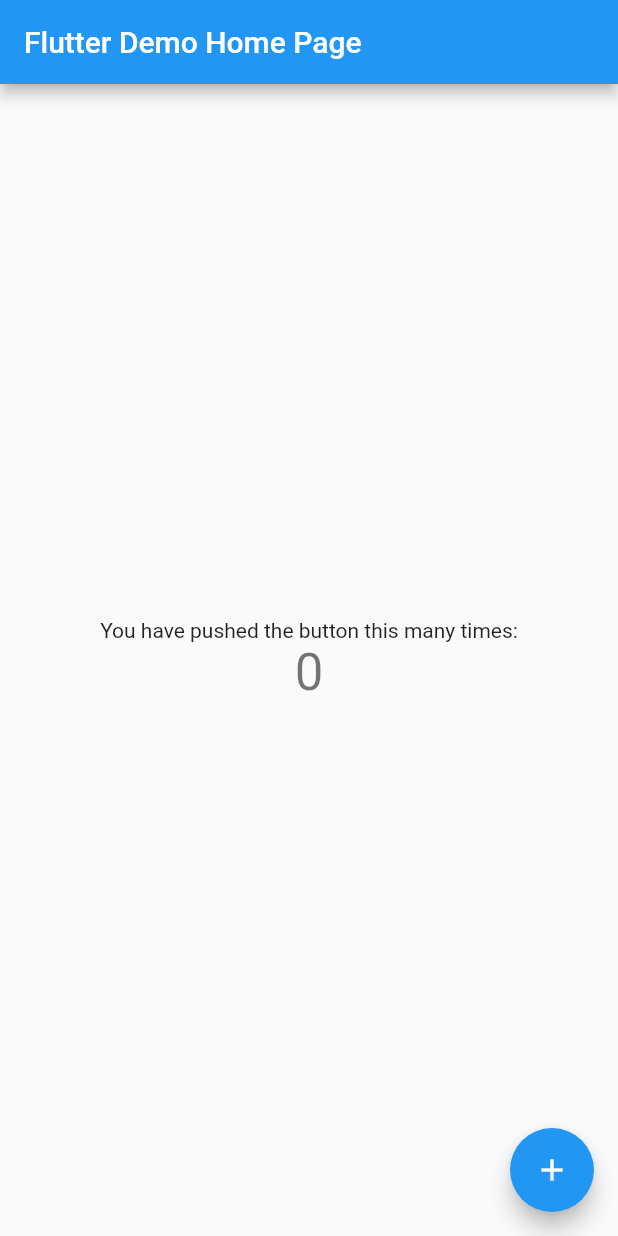
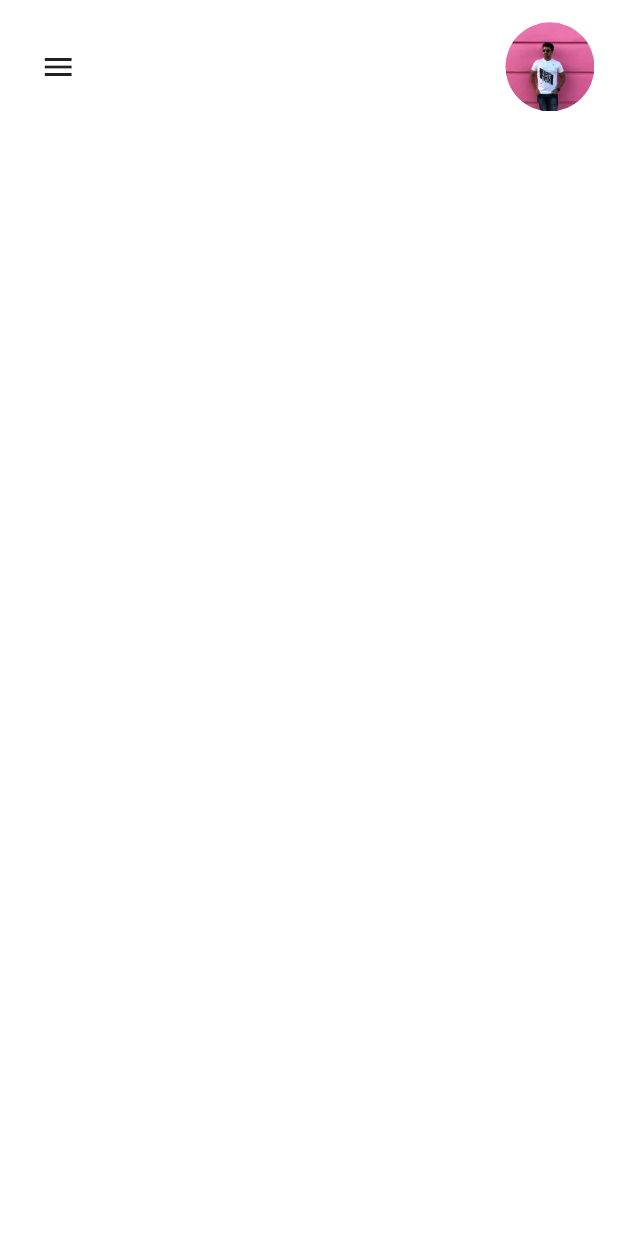
Before and after one commit to isnihal/Modern-E-Commerce-App, a Flutter app: the screen it shows after launch, on a phone screen of 412 x 824 dp. Run offline on Flutter 3.47's test engine with Material 2 defaults, Android fonts, the phone set to English and light mode, and no system bars; our stand-ins replace flutter_screenutil.

Commit message:
Top portion added

```diff
--- a/lib/main.dart
+++ b/lib/main.dart
@@ -1,111 +1,69 @@
+import 'package:ecommerce_template/utils/profile_clipper.dart';
 import 'package:flutter/material.dart';
+import 'package:flutter_screenutil/flutter_screenutil.dart';
 
 void main() => runApp(MyApp());
 
 class MyApp extends StatelessWidget {
-  // This widget is the root of your application.
   @override
   Widget build(BuildContext context) {
     return MaterialApp(
-      title: 'Flutter Demo',
+      title: "Shop",
+      home: HomePage(),
       theme: ThemeData(
-        // This is the theme of your application.
-        //
-        // Try running your application with "flutter run". You'll see the
-        // application has a blue toolbar. Then, without quitting the app, try
-        // changing the primarySwatch below to Colors.green and then invoke
-        // "hot reload" (press "r" in the console where you ran "flutter run",
-        // or simply save your changes to "hot reload" in a Flutter IDE).
-        // Notice that the counter didn't reset back to zero; the application
-        // is not restarted.
-        primarySwatch: Colors.blue,
+        backgroundColor: Colors.white
       ),
-      home: MyHomePage(title: 'Flutter Demo Home Page'),
     );
   }
 }
 
-class MyHomePage extends StatefulWidget {
-  MyHomePage({Key key, this.title}) : super(key: key);
-
-  // This widget is the home page of your application. It is stateful, meaning
-  // that it has a State object (defined below) that contains fields that affect
-  // how it looks.
-
-  // This class is the configuration for the state. It holds the values (in this
-  // case the title) provided by the parent (in this case the App widget) and
-  // used by the build method of the State. Fields in a Widget subclass are
-  // always marked "final".
-
-  final String title;
-
+class HomePage extends StatefulWidget {
   @override
-  _MyHomePageState createState() => _MyHomePageState();
+  _HomePageState createState() => _HomePageState();
 }
 
-class _MyHomePageState extends State<MyHomePage> {
-  int _counter = 0;
-
-  void _incrementCounter() {
-    setState(() {
-      // This call to setState tells the Flutter framework that something has
-      // changed in this State, which causes it to rerun the build method below
-      // so that the display can reflect the updated values. If we changed
-      // _counter without calling setState(), then the build method would not be
-      // called again, and so nothing would appear to happen.
-      _counter++;
-    });
-  }
-
+class _HomePageState extends State<HomePage> {
   @override
   Widget build(BuildContext context) {
-    // This method is rerun every time setState is called, for instance as done
-    // by the _incrementCounter method above.
-    //
-    // The Flutter framework has been optimized to make rerunning build methods
-    // fast, so that you can just rebuild anything that needs updating rather
-    // than having to individually change instances of widgets.
+    ScreenUtil.instance = ScreenUtil(
+      width: 1080,
+      height: 2220,
+      allowFontScaling: true
+    )..init(context);
     return Scaffold(
-      appBar: AppBar(
-        // Here we take the value from the MyHomePage object that was created by
-        // the App.build method, and use it to set our appbar title.
-        title: Text(widget.title),
-      ),
-      body: Center(
-        // Center is a layout widget. It takes a single child and positions it
-        // in the middle of the parent.
+      backgroundColor: Theme.of(context).backgroundColor,
+      body: SingleChildScrollView(
         child: Column(
-          // Column is also a layout widget. It takes a list of children and
-          // arranges them vertically. By default, it sizes itself to fit its
-          // children horizontally, and tries to be as tall as its parent.
-          //
-          // Invoke "debug painting" (press "p" in the console, choose the
-          // "Toggle Debug Paint" action from the Flutter Inspector in Android
-          // Studio, or the "Toggle Debug Paint" command in Visual Studio Code)
-          // to see the wireframe for each widget.
-          //
-          // Column has various properties to control how it sizes itself and
-          // how it positions its children. Here we use mainAxisAlignment to
-          // center the children vertically; the main axis here is the vertical
-          // axis because Columns are vertical (the cross axis would be
-          // horizontal).
-          mainAxisAlignment: MainAxisAlignment.center,
+          crossAxisAlignment: CrossAxisAlignment.start,
           children: <Widget>[
-            Text(
-              'You have pushed the button this many times:',
-            ),
-            Text(
-              '$_counter',
-              style: Theme.of(context).textTheme.display1,
-            ),
+            Padding(
+              padding: EdgeInsets.only(
+                top: ScreenUtil().setHeight(40),
+                left: ScreenUtil().setHeight(40),
+                right: ScreenUtil().setHeight(40),
+              ),
+              child: Row(
+                mainAxisAlignment: MainAxisAlignment.spaceBetween,
+                children: <Widget>[
+                  IconButton(
+                    icon: Icon(Icons.menu),
+                    onPressed: (){
+
+                    },
+                  ),
+                  ClipOval(
+                    clipper: ProfileClipper(),
+                    child: Image.asset("assets/images/nihal.jpg",
+                      width: ScreenUtil().setWidth(160),
+                      height: ScreenUtil().setHeight(160),
+                    ),
+                  )
+                ],
+              ),
+            )
           ],
         ),
       ),
-      floatingActionButton: FloatingActionButton(
-        onPressed: _incrementCounter,
-        tooltip: 'Increment',
-        child: Icon(Icons.add),
-      ), // This trailing comma makes auto-formatting nicer for build methods.
     );
   }
 }
--- /dev/null
+++ b/lib/utils/profile_clipper.dart
@@ -0,0 +1,16 @@
+import 'package:flutter/material.dart';
+import 'dart:math';
+
+class ProfileClipper extends CustomClipper<Rect>{
+
+  @override
+  Rect getClip(Size size) {
+    return Rect.fromCircle(
+      center: Offset(size.width/2,size.height/2),
+      radius: min(size.width,size.height)/2
+    );
+  }
+
+  @override
+  bool shouldReclip(CustomClipper<Rect> oldClipper) => false;
+}
--- a/pubspec.yaml
+++ b/pubspec.yaml
@@ -19,6 +19,7 @@ environment:
 dependencies:
   flutter:
     sdk: flutter
+  flutter_screenutil: ^0.7.0
 
   # The following adds the Cupertino Icons font to your application.
   # Use with the CupertinoIcons class for iOS style icons.
@@ -41,9 +42,8 @@ flutter:
   uses-material-design: true
 
   # To add assets to your application, add an assets section, like this:
-  # assets:
-  #  - images/a_dot_burr.jpeg
-  #  - images/a_dot_ham.jpeg
+  assets:
+    - assets/images/nihal.jpg
 
   # An image asset can refer to one or more resolution-specific "variants", see
   # https://flutter.dev/assets-and-images/#resolution-aware.
```
Also changed, not shown: assets/images/nihal.jpg (added), pubspec.lock.
